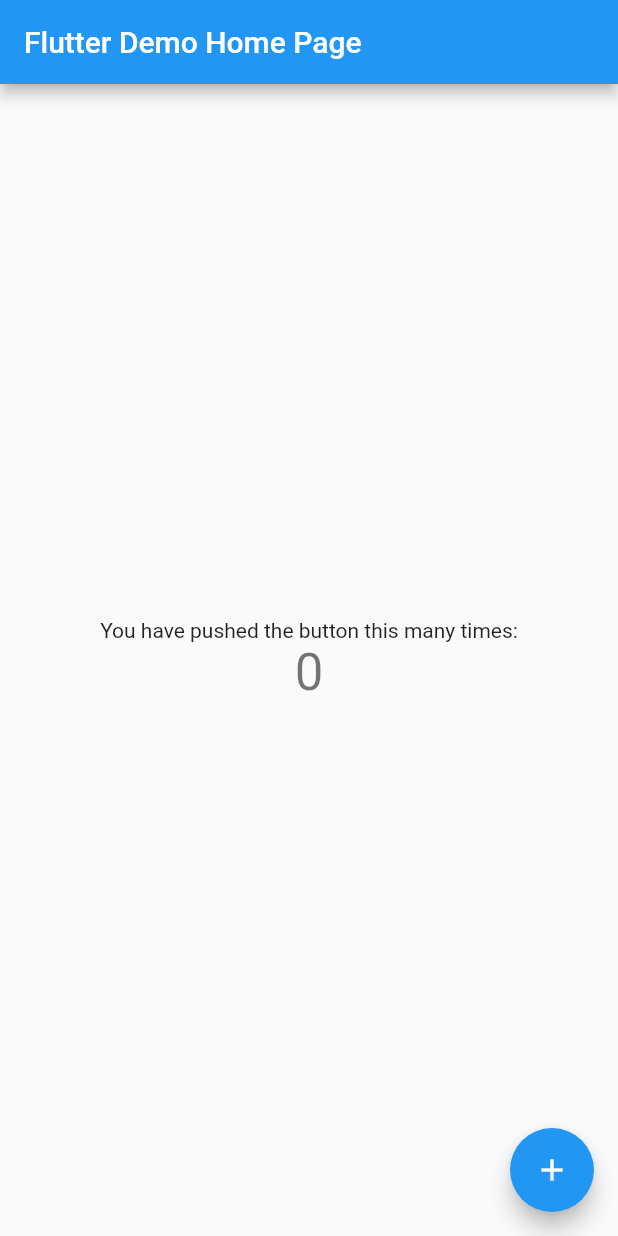
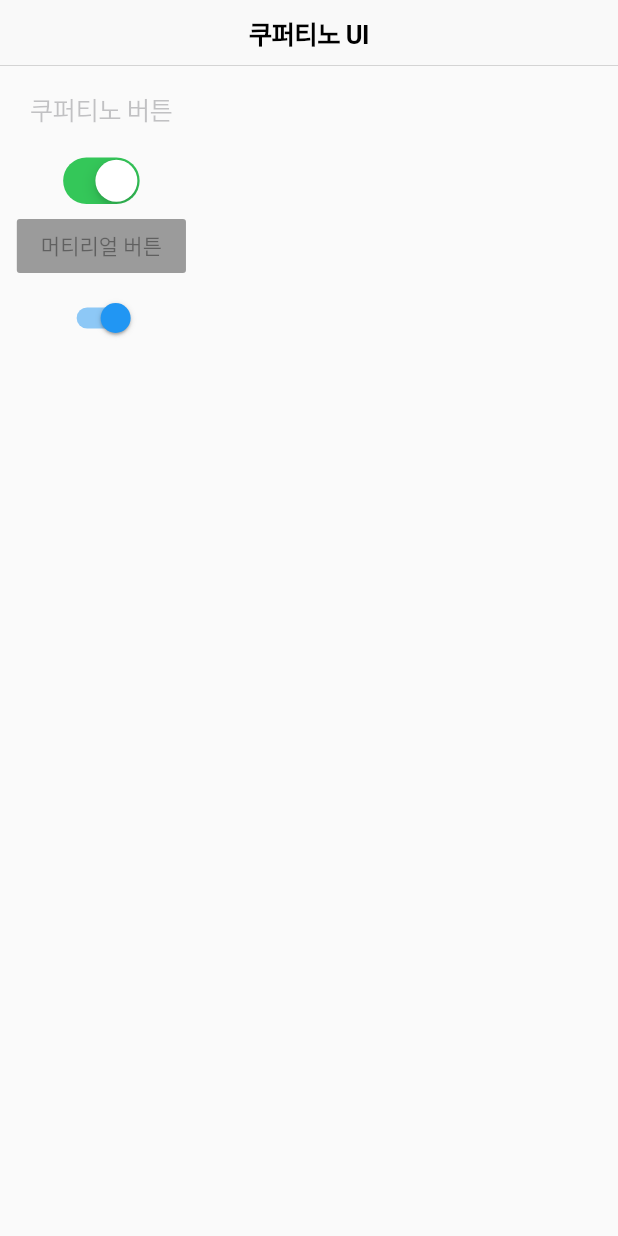
Before and after one commit to jeeHwon/flutter, a Flutter app: the screen it shows after launch, on a phone screen of 412 x 824 dp. Run offline on Flutter 3.47's test engine with Material 2 defaults, Android fonts, the phone set to English and light mode, and no system bars.

Commit message:
ADD 0516 study cupertino_page

```diff
--- /dev/null
+++ b/lib/cupertino_page.dart
@@ -0,0 +1,45 @@
+import 'package:flutter/cupertino.dart';
+import 'package:flutter/material.dart';
+
+class CupertinoPage extends StatefulWidget {
+  @override
+  _CupertinoPageState createState() => _CupertinoPageState();
+}
+
+class _CupertinoPageState extends State<CupertinoPage>{
+  bool _switch = true;
+  @override
+  Widget build(BuildContext context) {
+    return Scaffold(
+      appBar: CupertinoNavigationBar(
+        middle: Text('쿠퍼티노 UI')
+      ),
+      body: Column(
+        children: <Widget>[
+          CupertinoButton(
+            child: Text('쿠퍼티노 버튼'),
+          ),
+          CupertinoSwitch(
+              value: _switch,
+              onChanged: (bool value){
+                setState(() {
+                  _switch = value;
+                });
+              },
+          ),
+          RaisedButton(
+            child: Text('머티리얼 버튼'),
+          ),
+          Switch(
+              value: _switch,
+              onChanged: (bool value){
+                setState(() {
+                  _switch = value;
+                  });
+                },
+          )
+        ],
+      ),
+    );
+  }
+}
--- a/lib/main.dart
+++ b/lib/main.dart
@@ -1,113 +1,60 @@
 import 'package:flutter/material.dart';
+import 'cupertino_page.dart';
 
 void main() {
   runApp(MyApp());
 }
 
 class MyApp extends StatelessWidget {
-  // This widget is the root of your application.
   @override
   Widget build(BuildContext context) {
     return MaterialApp(
-      title: 'Flutter Demo',
-      theme: ThemeData(
-        // This is the theme of your application.
-        //
-        // Try running your application with "flutter run". You'll see the
-        // application has a blue toolbar. Then, without quitting the app, try
-        // changing the primarySwatch below to Colors.green and then invoke
-        // "hot reload" (press "r" in the console where you ran "flutter run",
-        // or simply save your changes to "hot reload" in a Flutter IDE).
-        // Notice that the counter didn't reset back to zero; the application
-        // is not restarted.
-        primarySwatch: Colors.blue,
-      ),
-      home: MyHomePage(title: 'Flutter Demo Home Page'),
-    );
+        title: 'Flutter Demo',
+        theme: ThemeData(
+          primarySwatch: Colors.blue,
+        ),
+        home: CupertinoPage());
+          //home: HelloPage('Hello World'));
   }
 }
 
-class MyHomePage extends StatefulWidget {
-  MyHomePage({Key key, this.title}) : super(key: key);
-
-  // This widget is the home page of your application. It is stateful, meaning
-  // that it has a State object (defined below) that contains fields that affect
-  // how it looks.
-
-  // This class is the configuration for the state. It holds the values (in this
-  // case the title) provided by the parent (in this case the App widget) and
-  // used by the build method of the State. Fields in a Widget subclass are
-  // always marked "final".
-
+class HelloPage extends StatefulWidget {
   final String title;
 
+  HelloPage(this.title);
+
   @override
-  _MyHomePageState createState() => _MyHomePageState();
+  _HelloPageState createState() => _HelloPageState();
 }
 
-class _MyHomePageState extends State<MyHomePage> {
+class _HelloPageState extends State<HelloPage> {
+  String _message = 'Hello World';
   int _counter = 0;
 
-  void _incrementCounter() {
+  @override
+  Widget build(BuildContext context) {
+    return Scaffold(
+        floatingActionButton: FloatingActionButton(
+            child: Icon(Icons.add),
+            onPressed: _changeMessage),
+        appBar: AppBar(
+          title: Text(widget.title),
+        ),
+        body: Center(
+            child: Column(
+              mainAxisAlignment: MainAxisAlignment.center,
+              children: <Widget>[
+                Text(_message, style: TextStyle(fontSize: 30)),
+                Text('$_counter', style: TextStyle(fontSize: 30)),
+              ],
+            ))
+        );
+  }
+
+  void _changeMessage() {
     setState(() {
-      // This call to setState tells the Flutter framework that something has
-      // changed in this State, which causes it to rerun the build method below
-      // so that the display can reflect the updated values. If we changed
-      // _counter without calling setState(), then the build method would not be
-      // called again, and so nothing would appear to happen.
+      _message = '헬로 월드';
       _counter++;
     });
   }
-
-  @override
-  Widget build(BuildContext context) {
-    // This method is rerun every time setState is called, for instance as done
-    // by the _incrementCounter method above.
-    //
-    // The Flutter framework has been optimized to make rerunning build methods
-    // fast, so that you can just rebuild anything that needs updating rather
-    // than having to individually change instances of widgets.
-    return Scaffold(
-      appBar: AppBar(
-        // Here we take the value from the MyHomePage object that was created by
-        // the App.build method, and use it to set our appbar title.
-        title: Text(widget.title),
-      ),
-      body: Center(
-        // Center is a layout widget. It takes a single child and positions it
-        // in the middle of the parent.
-        child: Column(
-          // Column is also a layout widget. It takes a list of children and
-          // arranges them vertically. By default, it sizes itself to fit its
-          // children horizontally, and tries to be as tall as its parent.
-          //
-          // Invoke "debug painting" (press "p" in the console, choose the
-          // "Toggle Debug Paint" action from the Flutter Inspector in Android
-          // Studio, or the "Toggle Debug Paint" command in Visual Studio Code)
-          // to see the wireframe for each widget.
-          //
-          // Column has various properties to control how it sizes itself and
-          // how it positions its children. Here we use mainAxisAlignment to
-          // center the children vertically; the main axis here is the vertical
-          // axis because Columns are vertical (the cross axis would be
-          // horizontal).
-          mainAxisAlignment: MainAxisAlignment.center,
-          children: <Widget>[
-            Text(
-              'You have pushed the button this many times:',
-            ),
-            Text(
-              '$_counter',
-              style: Theme.of(context).textTheme.headline4,
-            ),
-          ],
-        ),
-      ),
-      floatingActionButton: FloatingActionButton(
-        onPressed: _incrementCounter,
-        tooltip: 'Increment',
-        child: Icon(Icons.add),
-      ), // This trailing comma makes auto-formatting nicer for build methods.
-    );
-  }
 }
```
